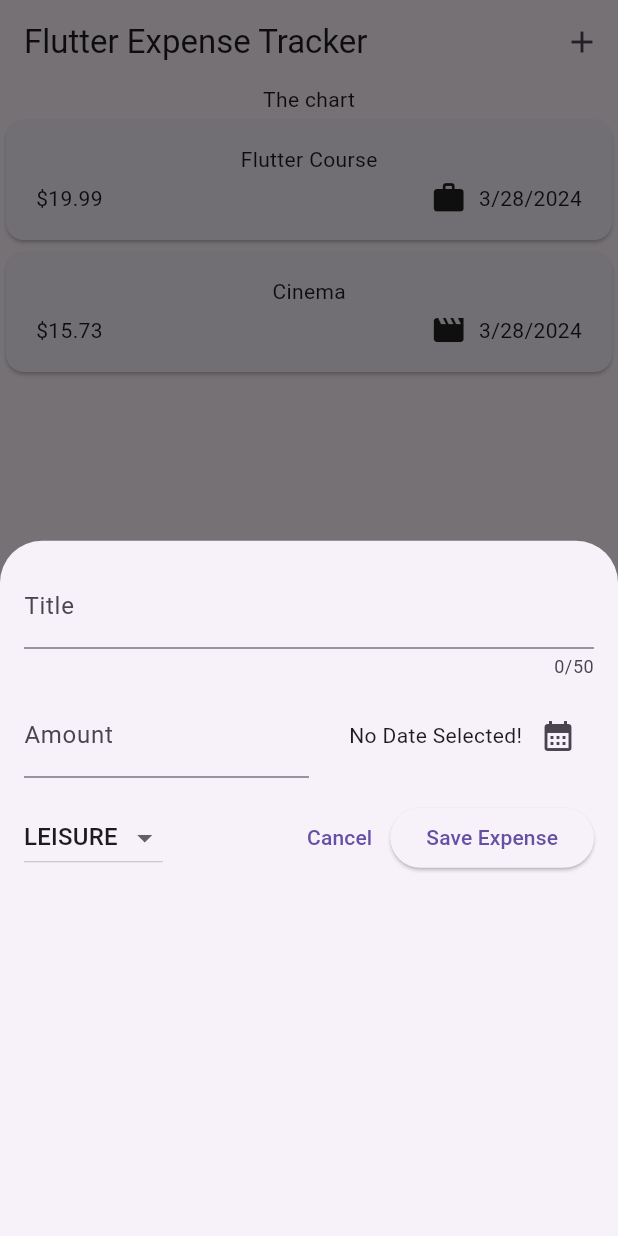
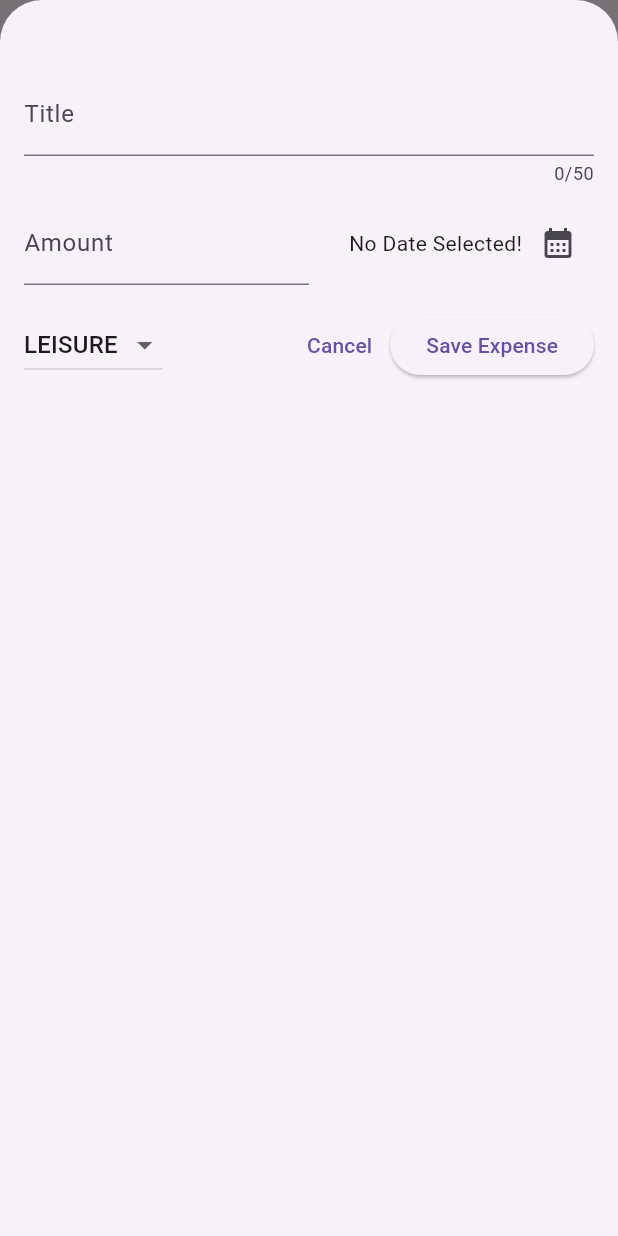
Before and after one commit to PyaeSone99/ExpensesTracker, a Flutter app: the screen it shows after launch, after a tap on the "add" icon, on a phone screen of 412 x 824 dp. Run offline on Flutter 3.47's test engine with Material 3 defaults, Android fonts, the phone set to English and light mode, and no system bars.

```diff
--- a/lib/widgets/expenses.dart
+++ b/lib/widgets/expenses.dart
@@ -21,8 +21,13 @@ class _ExpensesState extends State<Expenses> {
     Expense(title: 'Cinema', amount: 15.73, date: DateTime.now(), category: Category.leisure)
   ];
 
-  void _openAddExpenseOverlay(){
-    showModalBottomSheet(context: context, builder: (ctx) => NewExpense(onAddExpense: _addExpense,) );
+  void _openAddExpenseOverlay() {
+    showModalBottomSheet(
+        isScrollControlled: true,
+        context: context,
+        builder: (ctx) => NewExpense(
+              onAddExpense: _addExpense,
+            ));
   }
 
   void _addExpense(Expense expense){
--- a/lib/widgets/new_expense.dart
+++ b/lib/widgets/new_expense.dart
@@ -65,13 +65,14 @@ class _StateNewExpense extends State<NewExpense> {
       return;
     }
     widget.onAddExpense(Expense(title: _titleController.text, amount: enteredAmount, date: _selectedDate!, category: _selectedCategory,));
+    Navigator.pop(context);
   }
 
   @override
   Widget build(context) {
 
     return Padding(
-      padding: const EdgeInsets.all(16),
+      padding: const EdgeInsets.fromLTRB(16,48,16,16),
       child: Column(
         children: [
           TextField(
```
